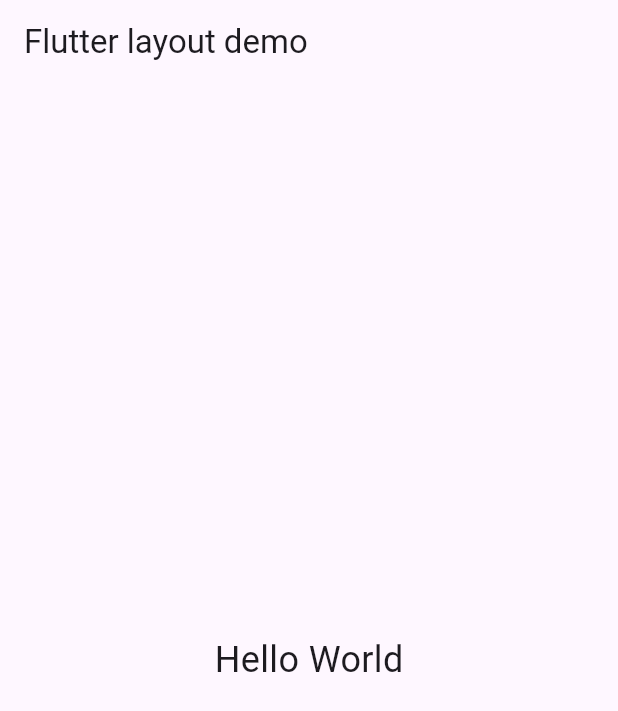
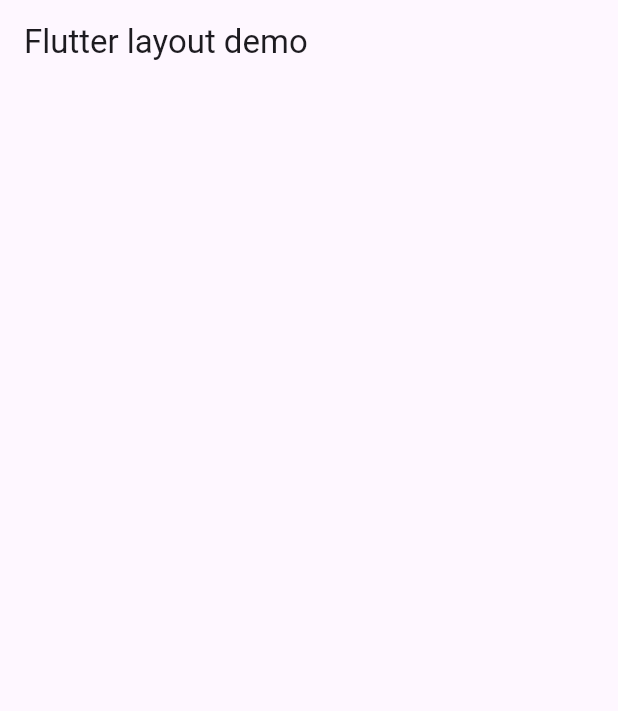
Before and after one commit to jongfeel/Flutter_Layout_Tutorial, a Flutter app: the screen it shows after launch, on a phone screen of 412 x 824 dp. Shown: the top 711 px of the screen. Run offline on Flutter 3.47's test engine with Material 3 defaults, Android fonts, the light colour scheme and no system bars.

Commit message:
Change the app body to a scrolling view

```diff
--- a/flutter_application_layout_tutorial/lib/main.dart
+++ b/flutter_application_layout_tutorial/lib/main.dart
@@ -17,10 +17,9 @@
         appBar: AppBar(
           title: const Text(title),
         ),
-        body: const Center(
-          child: Text(
-            'Hello World',
-            style: TextStyle(fontSize: 24),
+        body: const SingleChildScrollView(
+          child: Column(
+            children: [],
           ),
         ),
       ),
```
